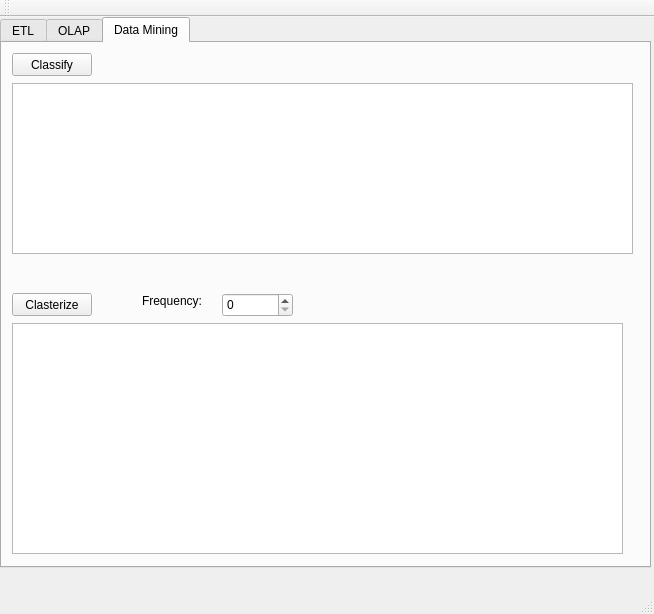
Old version of the form okcham-system/mainwindow.ui in the repository bananamilkshake-code/ockham.
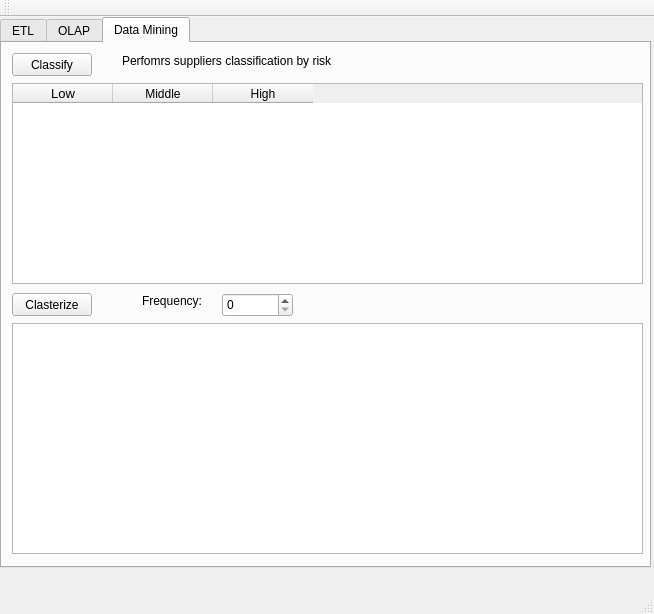
New version of the form. The open tabs and pages were chosen to show the change.

```diff
--- a/okcham-system/mainwindow.ui
+++ b/okcham-system/mainwindow.ui
@@ -409,16 +409,6 @@
      <attribute name="title">
       <string>Data Mining</string>
      </attribute>
-     <widget class="QTableView" name="table_classification">
-      <property name="geometry">
-       <rect>
-        <x>10</x>
-        <y>40</y>
-        <width>621</width>
-        <height>171</height>
-       </rect>
-      </property>
-     </widget>
      <widget class="QPushButton" name="button_classify">
       <property name="geometry">
        <rect>
@@ -437,7 +427,7 @@
        <rect>
         <x>10</x>
         <y>280</y>
-        <width>611</width>
+        <width>631</width>
         <height>231</height>
        </rect>
       </property>
@@ -478,6 +468,58 @@
        </rect>
       </property>
      </widget>
+     <widget class="QTableWidget" name="table_classification">
+      <property name="geometry">
+       <rect>
+        <x>10</x>
+        <y>40</y>
+        <width>631</width>
+        <height>201</height>
+       </rect>
+      </property>
+      <property name="selectionMode">
+       <enum>QAbstractItemView::NoSelection</enum>
+      </property>
+      <property name="rowCount">
+       <number>0</number>
+      </property>
+      <property name="columnCount">
+       <number>3</number>
+      </property>
+      <column>
+       <property name="text">
+        <string>Low</string>
+       </property>
+       <property name="font">
+        <font>
+         <pointsize>10</pointsize>
+        </font>
+       </property>
+      </column>
+      <column>
+       <property name="text">
+        <string>Middle</string>
+       </property>
+      </column>
+      <column>
+       <property name="text">
+        <string>High</string>
+       </property>
+      </column>
+     </widget>
+     <widget class="QLabel" name="label">
+      <property name="geometry">
+       <rect>
+        <x>120</x>
+        <y>10</y>
+        <width>391</width>
+        <height>16</height>
+       </rect>
+      </property>
+      <property name="text">
+       <string>Perfomrs suppliers classification by risk</string>
+      </property>
+     </widget>
     </widget>
    </widget>
   </widget>
```
Left out of the diff: 74 changed lines with no effect on the pictures.
